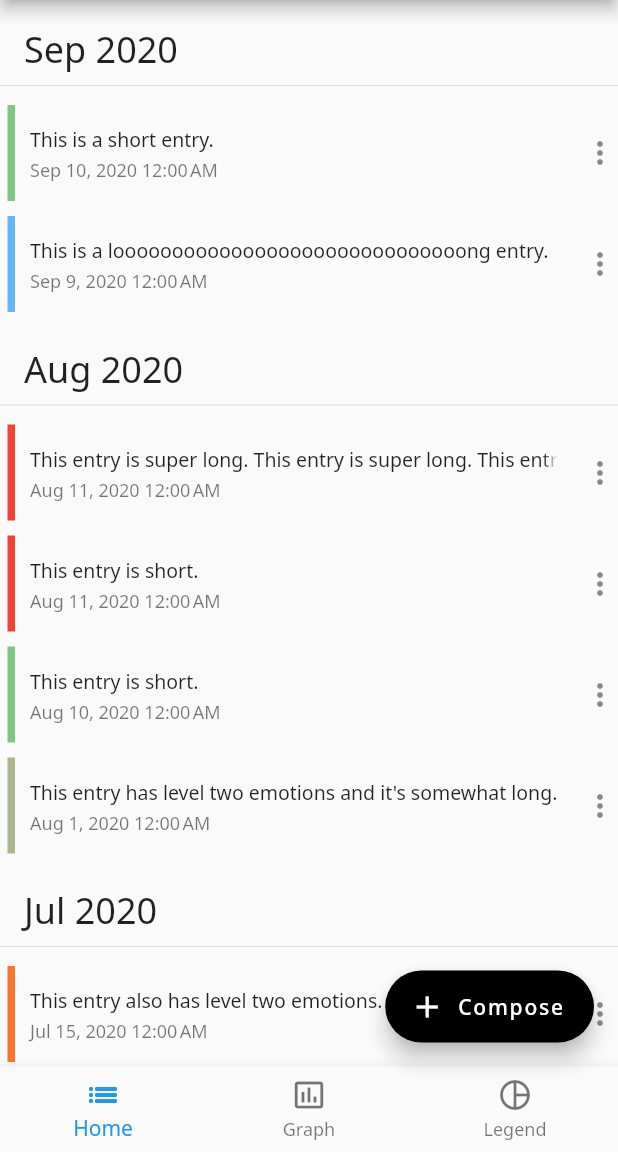
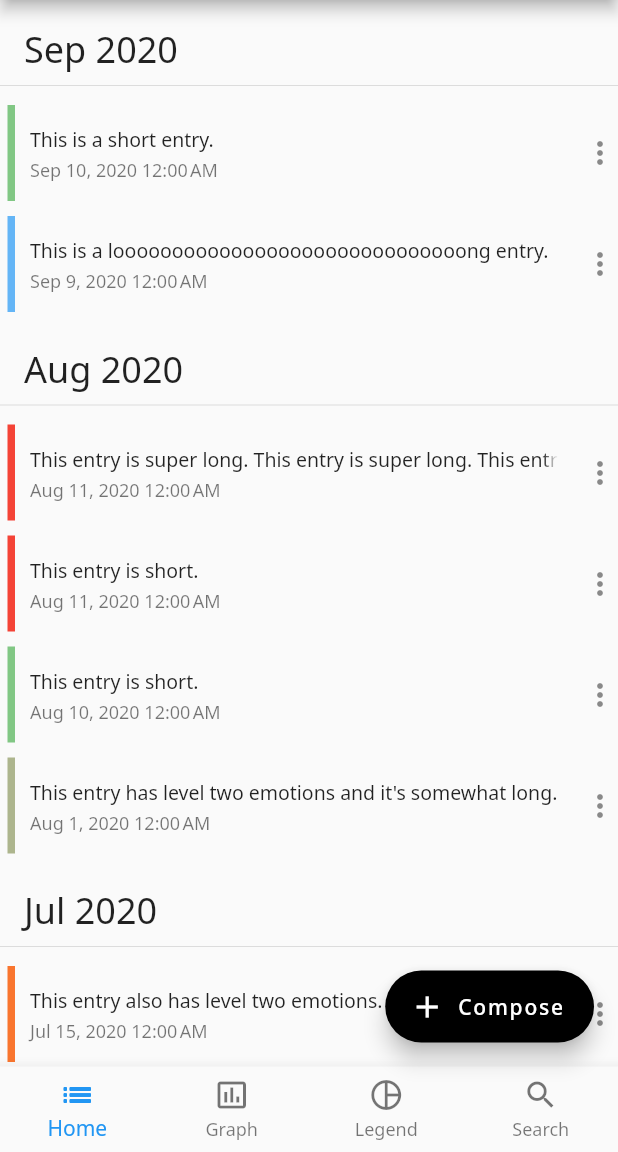
Before and after one commit to willxu1234/introspect, a Flutter app: the screen it shows after launch, on a phone screen of 412 x 824 dp, the part 84-1236 px from its top. Run offline on Flutter 3.47's test engine with Material 2 defaults, Android fonts, the phone set to English and light mode, and no system bars; our stand-ins replace google_fonts.

Commit message:
add search

```diff
--- a/lib/main.dart
+++ b/lib/main.dart
@@ -35,6 +35,7 @@ class MyApp extends StatelessWidget {
           // TODO: Add new routes.
           '/graph': (context) => HomePage(),
           '/legend': (context) => HomePage(),
+          '/search': (context) => HomePage(),
         });
   }
 }
--- a/lib/widgets/reusable_widgets.dart
+++ b/lib/widgets/reusable_widgets.dart
@@ -11,7 +11,7 @@ class ReusableWidgets {
 }
 
 class BottomNavigation extends StatelessWidget {
-  static final List<String> routes = ['/', '/graph', '/legend'];
+  static final List<String> routes = ['/', '/graph', '/legend', '/search'];
 
   final int routeIndex;
   final ValueChanged<int> onTap;
@@ -20,13 +20,20 @@ class BottomNavigation extends StatelessWidget {
 
   @override
   Widget build(BuildContext context) {
-    return BottomNavigationBar(items: const <BottomNavigationBarItem>[
-      BottomNavigationBarItem(icon: Icon(Icons.list_outlined), label: 'Home'),
-      BottomNavigationBarItem(
-          icon: Icon(Icons.insert_chart_outlined), label: 'Graph'),
-      BottomNavigationBarItem(
-          icon: Icon(Icons.pie_chart_outlined), label: 'Legend'),
-    ], currentIndex: routeIndex, onTap: onTap);
+    return BottomNavigationBar(
+      type: BottomNavigationBarType.fixed,
+      items: const <BottomNavigationBarItem>[
+        BottomNavigationBarItem(icon: Icon(Icons.list_outlined), label: 'Home'),
+        BottomNavigationBarItem(
+            icon: Icon(Icons.insert_chart_outlined), label: 'Graph'),
+        BottomNavigationBarItem(
+            icon: Icon(Icons.pie_chart_outlined), label: 'Legend'),
+        BottomNavigationBarItem(
+            icon: Icon(Icons.search_outlined), label: 'Search'),
+      ],
+      currentIndex: routeIndex,
+      onTap: onTap,
+    );
   }
 }
 
```
